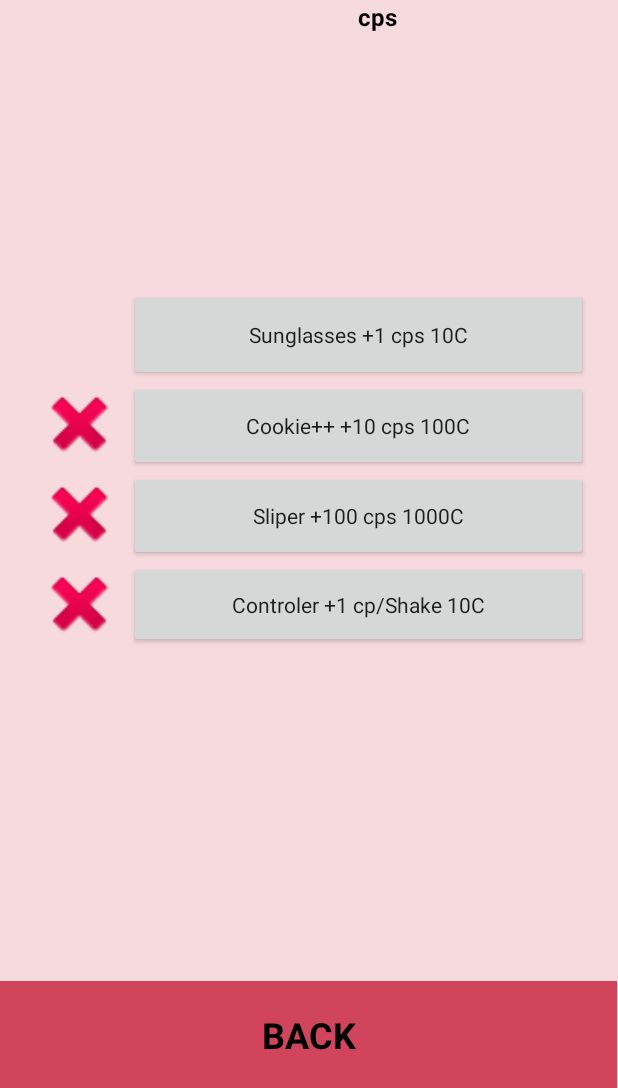
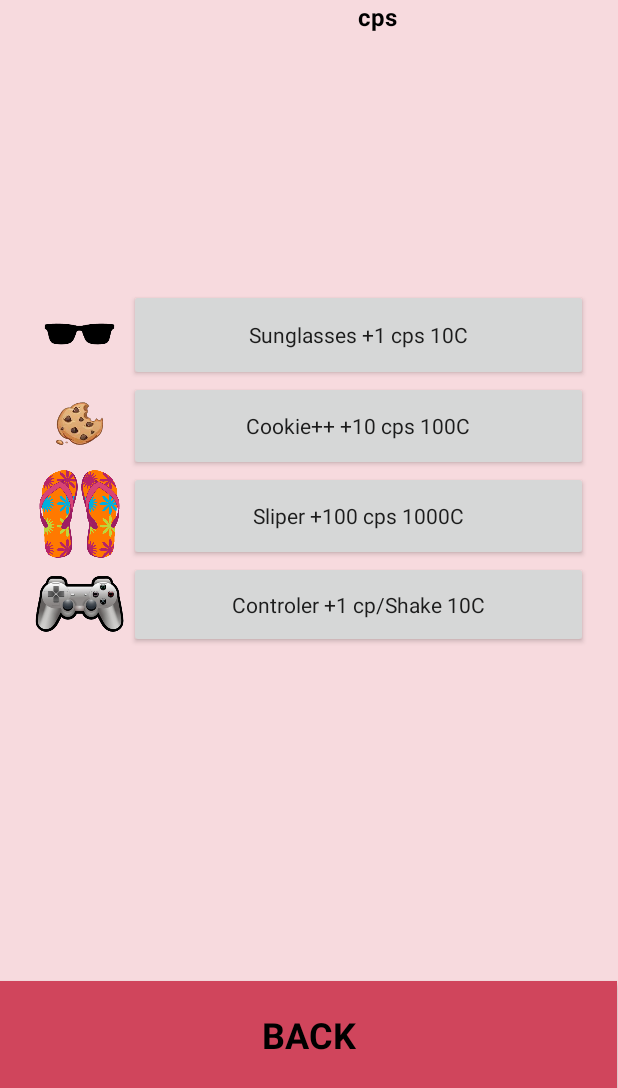
Before and after one commit to Nukufel/CookieShaker, an Android app: the ShopActivity screen opened directly, with no data from a screen before it, on a phone screen of 412 x 824 dp, the part 148-1236 px from its top. Run offline under Robolectric (Android 15) with nearby library versions, the phone set to English and light mode, and no system bars; Roboto replaces fonts that are not available here.

Commit message:
corrected images

```diff
--- a/app/src/main/res/layout/activity_shop.xml
+++ b/app/src/main/res/layout/activity_shop.xml
@@ -131,28 +131,25 @@
                 android:id="@+id/imageView12"
                 android:layout_width="match_parent"
                 android:layout_height="60dp"
-                tools:srcCompat="@drawable/sung_removebg_preview" />
+                app:srcCompat="@drawable/sung_removebg_preview" />
 
             <ImageView
                 android:id="@+id/imageView11"
                 android:layout_width="match_parent"
                 android:layout_height="60dp"
-                app:srcCompat="@android:drawable/ic_delete"
-                tools:srcCompat="@drawable/cookie_removebg_preview" />
+                app:srcCompat="@drawable/cookie_removebg_preview" />
 
             <ImageView
                 android:id="@+id/imageView10"
                 android:layout_width="match_parent"
                 android:layout_height="60dp"
-                app:srcCompat="@android:drawable/ic_delete"
-                tools:srcCompat="@drawable/png_transparent_flip_flops_sandals_summer_shoes_icon_removebg_preview" />
+                app:srcCompat="@drawable/png_transparent_flip_flops_sandals_summer_shoes_icon_removebg_preview" />
 
             <ImageView
                 android:id="@+id/imageView9"
                 android:layout_width="match_parent"
                 android:layout_height="60dp"
-                app:srcCompat="@android:drawable/ic_delete"
-                tools:srcCompat="@drawable/_6_267132_game_controller_png_transparent_picture_playstation_clipart_png_removebg_preview" />
+                app:srcCompat="@drawable/_6_267132_game_controller_png_transparent_picture_playstation_clipart_png_removebg_preview" />
         </LinearLayout>
 
         <LinearLayout
```
